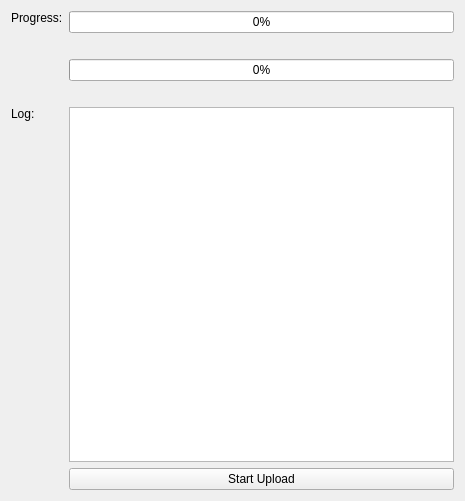
This is src/brickv/plugin_system/plugins/red/ui/new_program_upload.ui in Tinkerforge/brickv as Qt 5 draws it before an edit. The edited form follows.
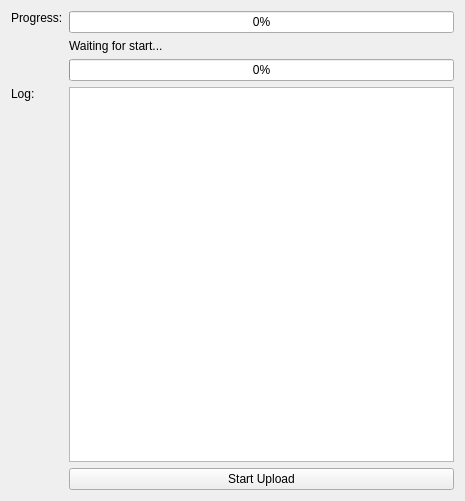
This is the edited form.

Commit message: red-brick/npw: Make upload page work for simple programs

Patch:
```diff
--- a/src/brickv/plugin_system/plugins/red/ui/new_program_upload.ui
+++ b/src/brickv/plugin_system/plugins/red/ui/new_program_upload.ui
@@ -33,31 +33,10 @@
        </property>
       </widget>
      </item>
-     <item row="3" column="1">
-      <widget class="QProgressBar" name="progress_file">
-       <property name="value">
-        <number>0</number>
-       </property>
-      </widget>
-     </item>
-     <item row="2" column="1">
-      <widget class="QLabel" name="label_total_progress">
-       <property name="text">
-        <string>&lt;total-placeholder&gt;</string>
-       </property>
-      </widget>
-     </item>
      <item row="4" column="1">
-      <widget class="QLabel" name="label_file_progress">
-       <property name="text">
-        <string>&lt;file-placeholder&gt;</string>
-       </property>
-      </widget>
-     </item>
-     <item row="5" column="1">
       <widget class="QListWidget" name="list_log"/>
      </item>
-     <item row="5" column="0">
+     <item row="4" column="0">
       <widget class="QLabel" name="label_4">
        <property name="text">
         <string>Log:</string>
@@ -83,6 +62,20 @@
        </property>
       </widget>
      </item>
+     <item row="2" column="1">
+      <widget class="QLabel" name="label_current_step">
+       <property name="text">
+        <string>Waiting for start...</string>
+       </property>
+      </widget>
+     </item>
+     <item row="3" column="1">
+      <widget class="QProgressBar" name="progress_file">
+       <property name="value">
+        <number>0</number>
+       </property>
+      </widget>
+     </item>
     </layout>
    </item>
   </layout>
```
Left out of the diff: 2 changed lines with no effect on the pictures. The commit also changes 12 other files.
